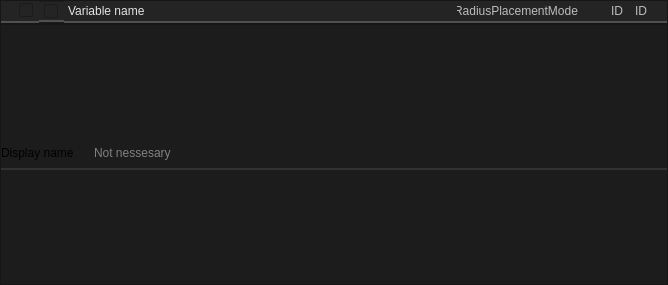
Before: the Qt Designer form src/editors/smartprop_editor/variable_frame.ui in dertwist/Hammer5Tools, drawn with Qt 5.
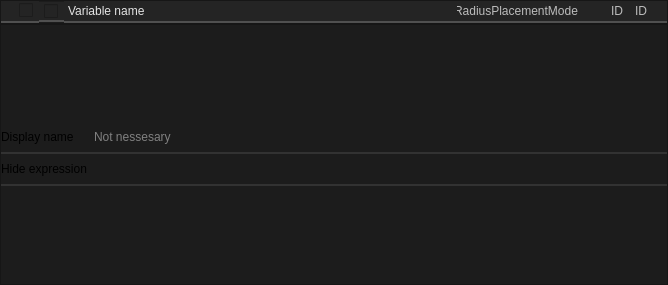
After: the same form once the commit is applied. Icons and pictures are not drawn.

Commit message: feat: hide_expression field feat: extend expression completer with randomint and randomfloat

Diff of the .ui file:
```diff
--- a/src/editors/smartprop_editor/variable_frame.ui
+++ b/src/editors/smartprop_editor/variable_frame.ui
@@ -547,6 +547,75 @@
           </layout>
          </widget>
         </item>
+        <item>
+         <widget class="QFrame" name="hide_expression_frame">
+          <property name="maximumSize">
+           <size>
+            <width>16777215</width>
+            <height>32</height>
+           </size>
+          </property>
+          <property name="styleSheet">
+           <string notr="true">.QFrame {
+    font: 580 10pt &quot;Segoe UI&quot;;
+    border: 2px solid black;
+    border-radius: 0px;
+    border-left: 0px;
+    border-right: 0px;
+	border-top: 0px;
+    border-color: rgba(50, 50, 50, 255);
+    color: #E3E3E3;
+    background-color: #1C1C1C;
+}
+
+.QFrame::hover {
+}
+.QFrame::selected {
+    background-color: #414956;
+}</string>
+          </property>
+          <property name="frameShape">
+           <enum>QFrame::Shape::StyledPanel</enum>
+          </property>
+          <property name="frameShadow">
+           <enum>QFrame::Shadow::Raised</enum>
+          </property>
+          <property name="lineWidth">
+           <number>0</number>
+          </property>
+          <layout class="QHBoxLayout" name="horizontalLayout_3">
+           <property name="spacing">
+            <number>16</number>
+           </property>
+           <property name="leftMargin">
+            <number>0</number>
+           </property>
+           <property name="topMargin">
+            <number>0</number>
+           </property>
+           <property name="rightMargin">
+            <number>0</number>
+           </property>
+           <property name="bottomMargin">
+            <number>0</number>
+           </property>
+           <item>
+            <widget class="QLabel" name="label_3">
+             <property name="styleSheet">
+              <string notr="true">border:0px;
+background-color: rgba(255, 255, 255, 0);
+font: 8pt &quot;Segoe UI&quot;;
+
+</string>
+             </property>
+             <property name="text">
+              <string>Hide expression</string>
+             </property>
+            </widget>
+           </item>
+          </layout>
+         </widget>
+        </item>
        </layout>
       </item>
      </layout>
```
Left out of the diff: 4 changed lines with no effect on the pictures. The commit also changes 8 other files.
